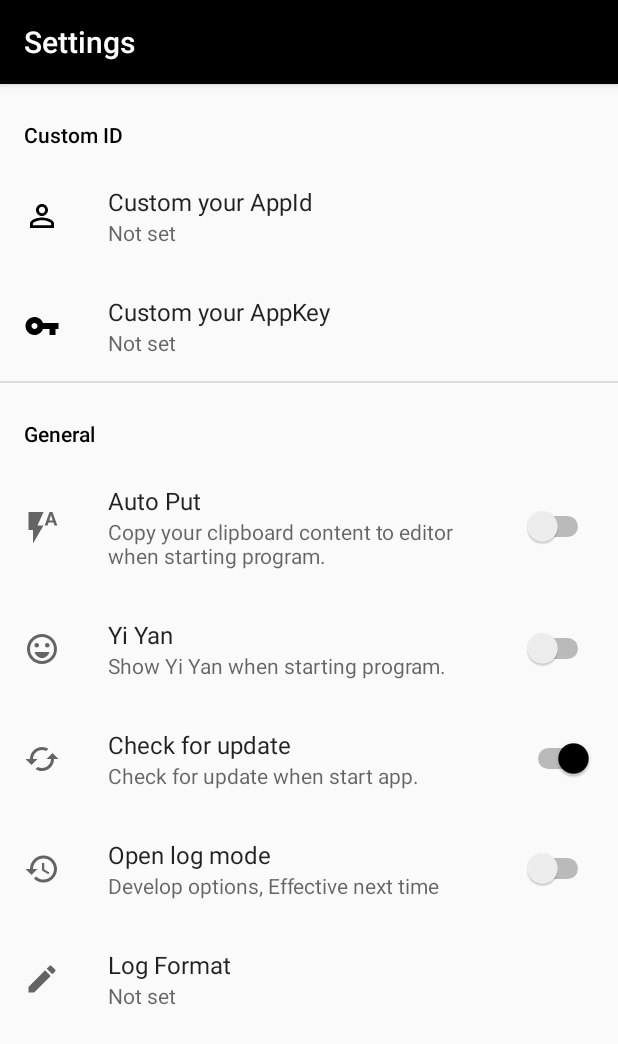
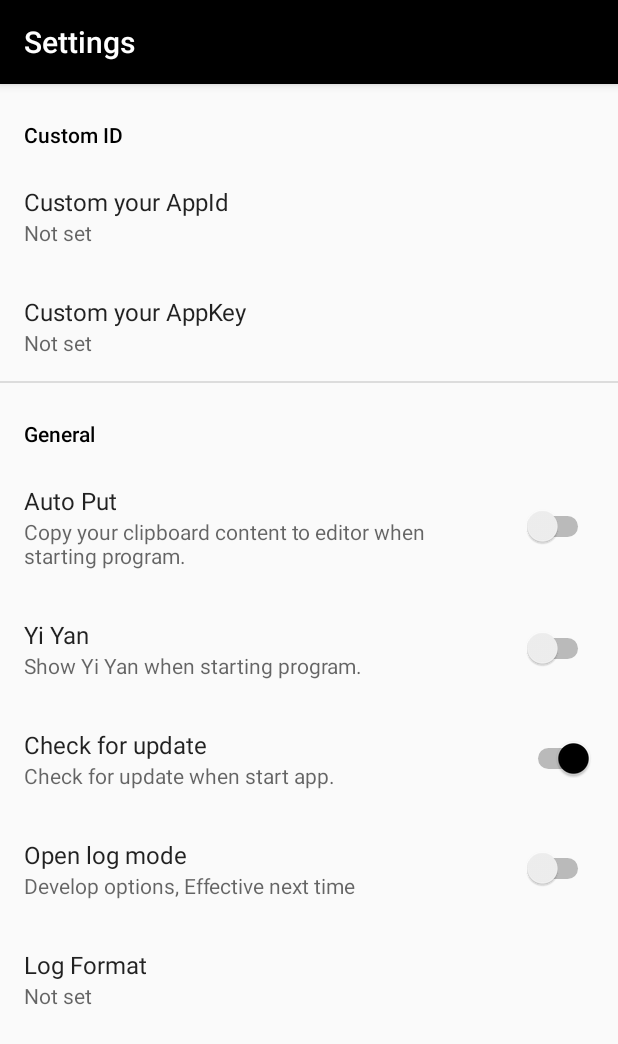
Before and after one commit to hbk01/Translate, an Android app: the SettingsActivity screen opened directly, with no data from a screen before it, on a phone screen of 412 x 824 dp. Shown: the top 1044 px of the screen. Run offline under Robolectric (Android 15) with nearby library versions, the phone set to English and light mode, and no system bars; our stand-ins replace androidx.preference.

Commit message:
+ 去除设置页的图标

```diff
--- a/app/src/main/res/drawable/ic_chevron_left_black_24dp.xml
+++ /dev/null
@@ -1,10 +0,0 @@
-<vector android:height="24dp"
-    android:tint="#000000"
-    android:viewportHeight="24.0"
-    android:viewportWidth="24.0"
-    android:width="24dp"
-    xmlns:android="http://schemas.android.com/apk/res/android">
-    <path
-        android:fillColor="#FF000000"
-        android:pathData="M15.41,7.41L14,6l-6,6 6,6 1.41,-1.41L10.83,12z" />
-</vector>
--- a/app/src/main/res/drawable/ic_clipboard_translate_24dp.xml
+++ /dev/null
@@ -1,10 +0,0 @@
-<vector xmlns:android="http://schemas.android.com/apk/res/android"
-    android:width="24dp"
-    android:height="24dp"
-    android:tint="?attr/colorControlNormal"
-    android:viewportWidth="24"
-    android:viewportHeight="24">
-  <path
-      android:fillColor="@android:color/white"
-      android:pathData="M3,2v12h3v9l7,-12L9,11l4,-9L3,2zM19,2h-2l-3.2,9h1.9l0.7,-2h3.2l0.7,2h1.9L19,2zM16.85,7.65L18,4l1.15,3.65h-2.3z" />
-</vector>
--- a/app/src/main/res/drawable/ic_id_24dp.xml
+++ /dev/null
@@ -1,10 +0,0 @@
-<vector xmlns:android="http://schemas.android.com/apk/res/android"
-    android:width="24dp"
-    android:height="24dp"
-    android:tint="#000000"
-    android:viewportWidth="24"
-    android:viewportHeight="24">
-    <path
-        android:fillColor="@android:color/white"
-        android:pathData="M12,5.9c1.16,0 2.1,0.94 2.1,2.1s-0.94,2.1 -2.1,2.1S9.9,9.16 9.9,8s0.94,-2.1 2.1,-2.1m0,9c2.97,0 6.1,1.46 6.1,2.1v1.1L5.9,18.1L5.9,17c0,-0.64 3.13,-2.1 6.1,-2.1M12,4C9.79,4 8,5.79 8,8s1.79,4 4,4 4,-1.79 4,-4 -1.79,-4 -4,-4zM12,13c-2.67,0 -8,1.34 -8,4v3h16v-3c0,-2.66 -5.33,-4 -8,-4z" />
-</vector>
--- a/app/src/main/res/drawable/ic_key_24dp.xml
+++ /dev/null
@@ -1,10 +0,0 @@
-<vector xmlns:android="http://schemas.android.com/apk/res/android"
-    android:width="24dp"
-    android:height="24dp"
-    android:tint="#000000"
-    android:viewportWidth="24"
-    android:viewportHeight="24">
-    <path
-        android:fillColor="@android:color/white"
-        android:pathData="M12.65,10C11.83,7.67 9.61,6 7,6c-3.31,0 -6,2.69 -6,6s2.69,6 6,6c2.61,0 4.83,-1.67 5.65,-4H17v4h4v-4h2v-4H12.65zM7,14c-1.1,0 -2,-0.9 -2,-2s0.9,-2 2,-2 2,0.9 2,2 -0.9,2 -2,2z" />
-</vector>
--- a/app/src/main/res/drawable/ic_log_24dp.xml
+++ /dev/null
@@ -1,10 +0,0 @@
-<vector xmlns:android="http://schemas.android.com/apk/res/android"
-    android:width="24dp"
-    android:height="24dp"
-    android:tint="?attr/colorControlNormal"
-    android:viewportWidth="24"
-    android:viewportHeight="24">
-    <path
-        android:fillColor="@android:color/white"
-        android:pathData="M13,3c-4.97,0 -9,4.03 -9,9L1,12l3.89,3.89 0.07,0.14L9,12L6,12c0,-3.87 3.13,-7 7,-7s7,3.13 7,7 -3.13,7 -7,7c-1.93,0 -3.68,-0.79 -4.94,-2.06l-1.42,1.42C8.27,19.99 10.51,21 13,21c4.97,0 9,-4.03 9,-9s-4.03,-9 -9,-9zM12,8v5l4.28,2.54 0.72,-1.21 -3.5,-2.08L13.5,8L12,8z" />
-</vector>
--- a/app/src/main/res/drawable/ic_log_format_24dp.xml
+++ /dev/null
@@ -1,10 +0,0 @@
-<vector xmlns:android="http://schemas.android.com/apk/res/android"
-    android:width="24dp"
-    android:height="24dp"
-    android:tint="?attr/colorControlNormal"
-    android:viewportWidth="24"
-    android:viewportHeight="24">
-  <path
-      android:fillColor="@android:color/white"
-      android:pathData="M3,17.25V21h3.75L17.81,9.94l-3.75,-3.75L3,17.25zM20.71,7.04c0.39,-0.39 0.39,-1.02 0,-1.41l-2.34,-2.34c-0.39,-0.39 -1.02,-0.39 -1.41,0l-1.83,1.83 3.75,3.75 1.83,-1.83z" />
-</vector>
--- a/app/src/main/res/drawable/ic_update_24dp.xml
+++ /dev/null
@@ -1,10 +0,0 @@
-<vector xmlns:android="http://schemas.android.com/apk/res/android"
-    android:width="24dp"
-    android:height="24dp"
-    android:viewportWidth="24"
-    android:viewportHeight="24"
-    android:tint="?attr/colorControlNormal">
-  <path
-      android:fillColor="@android:color/white"
-      android:pathData="M19,8l-4,4h3c0,3.31 -2.69,6 -6,6 -1.01,0 -1.97,-0.25 -2.8,-0.7l-1.46,1.46C8.97,19.54 10.43,20 12,20c4.42,0 8,-3.58 8,-8h3l-4,-4zM6,12c0,-3.31 2.69,-6 6,-6 1.01,0 1.97,0.25 2.8,0.7l1.46,-1.46C15.03,4.46 13.57,4 12,4c-4.42,0 -8,3.58 -8,8H1l4,4 4,-4H6z" />
-</vector>
--- a/app/src/main/res/drawable/ic_yi_yan_24dp.xml
+++ /dev/null
@@ -1,16 +0,0 @@
-<vector xmlns:android="http://schemas.android.com/apk/res/android"
-    android:width="24dp"
-    android:height="24dp"
-    android:tint="?attr/colorControlNormal"
-    android:viewportWidth="24"
-    android:viewportHeight="24">
-  <path
-      android:fillColor="@android:color/white"
-      android:pathData="M15.5,9.5m-1.5,0a1.5,1.5 0,1 1,3 0a1.5,1.5 0,1 1,-3 0" />
-  <path
-      android:fillColor="@android:color/white"
-      android:pathData="M8.5,9.5m-1.5,0a1.5,1.5 0,1 1,3 0a1.5,1.5 0,1 1,-3 0" />
-  <path
-      android:fillColor="@android:color/white"
-      android:pathData="M11.99,2C6.47,2 2,6.48 2,12s4.47,10 9.99,10C17.52,22 22,17.52 22,12S17.52,2 11.99,2zM12,20c-4.42,0 -8,-3.58 -8,-8s3.58,-8 8,-8 8,3.58 8,8 -3.58,8 -8,8zM7,14c0.78,2.34 2.72,4 5,4s4.22,-1.66 5,-4L7,14z" />
-</vector>
--- a/app/src/main/res/xml/root_preferences.xml
+++ b/app/src/main/res/xml/root_preferences.xml
@@ -7,13 +7,13 @@
         app:title="@string/preference_catalog_custom_id">
 
         <EditTextPreference
-            app:icon="@drawable/ic_id_24dp"
+            app:iconSpaceReserved="false"
             app:key="@string/preference_key_appid"
             app:title="@string/preference_title_custom_your_appid"
             app:useSimpleSummaryProvider="true" />
 
         <EditTextPreference
-            app:icon="@drawable/ic_key_24dp"
+            app:iconSpaceReserved="false"
             app:key="@string/preference_key_appkey"
             app:title="@string/preference_title_custom_your_appkey"
             app:useSimpleSummaryProvider="true" />
@@ -26,33 +26,33 @@
         app:title="@string/preference_catalog_general">
 
         <SwitchPreference
-            app:icon="@drawable/ic_clipboard_translate_24dp"
+            app:iconSpaceReserved="false"
             app:key="@string/preference_key_clipboard"
             app:summary="@string/preference_summary_clipboard"
             app:title="@string/preference_title_auto_put" />
 
         <SwitchPreference
-            app:icon="@drawable/ic_yi_yan_24dp"
+            app:iconSpaceReserved="false"
             app:key="@string/preference_key_yi_yan"
             app:summary="@string/preference_summary_yi_yan"
             app:title="@string/preference_title_yi_yan" />
 
         <SwitchPreference
+            app:iconSpaceReserved="false"
             app:defaultValue="true"
-            app:icon="@drawable/ic_update_24dp"
             app:key="@string/preference_key_update"
             app:summary="@string/preference_summary_update"
             app:title="@string/preference_title_update" />
 
         <SwitchPreference
-            app:icon="@drawable/ic_log_24dp"
+            app:iconSpaceReserved="false"
             app:key="@string/preference_key_log"
             app:summary="@string/preference_summary_log"
             app:title="@string/preference_title_open_log_mode" />
 
         <EditTextPreference
+            app:iconSpaceReserved="false"
             android:dialogMessage="Can use: ['%time', '%tag', '%msg', '%throws']"
-            app:icon="@drawable/ic_log_format_24dp"
             app:key="@string/preference_key_log_format"
             app:title="@string/preference_title_log_format"
             app:useSimpleSummaryProvider="true" />
```
